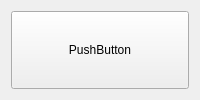
Elv13/sigrok_frontend, file mobile/mainwindow.ui: the form before one commit.
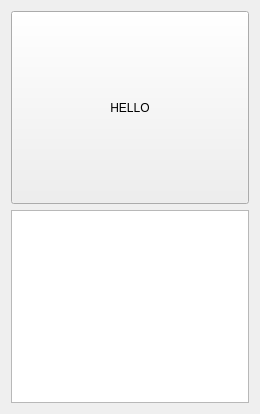
The form after the commit.

```diff
--- a/mobile/mainwindow.ui
+++ b/mobile/mainwindow.ui
@@ -2,6 +2,14 @@
 <ui version="4.0">
  <class>MainWindow</class>
  <widget class="QWidget" name="MainWindow">
+  <property name="geometry">
+   <rect>
+    <x>0</x>
+    <y>0</y>
+    <width>260</width>
+    <height>414</height>
+   </rect>
+  </property>
   <property name="windowTitle">
    <string>Form</string>
   </property>
@@ -17,10 +25,13 @@
         </sizepolicy>
        </property>
        <property name="text">
-        <string>PushButton</string>
+        <string>HELLO</string>
        </property>
       </widget>
      </item>
+     <item>
+      <widget class="QTableView" name="tableView"/>
+     </item>
     </layout>
    </item>
   </layout>
```
